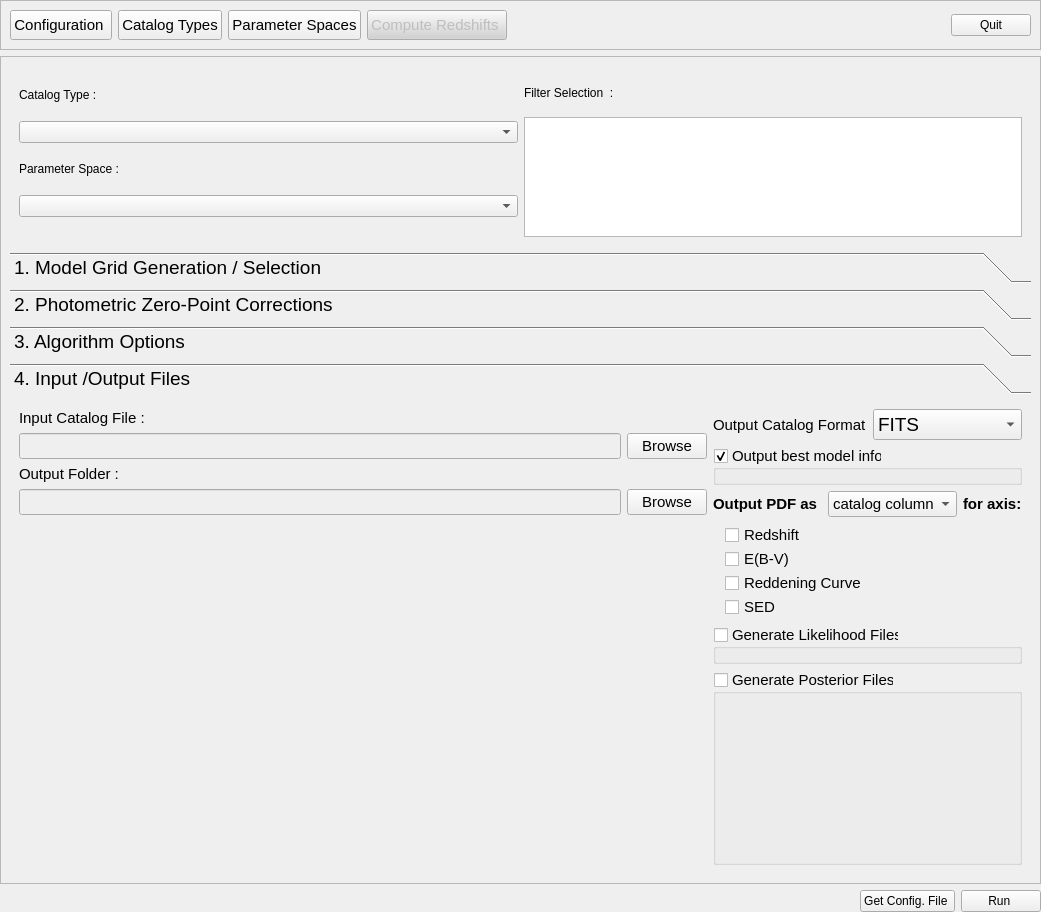
Before: the Qt Designer form PhzQtUI/auxdir/PhzQtUI/FormAnalysis.ui in astrorama/Phosphoros, drawn with Qt 5.
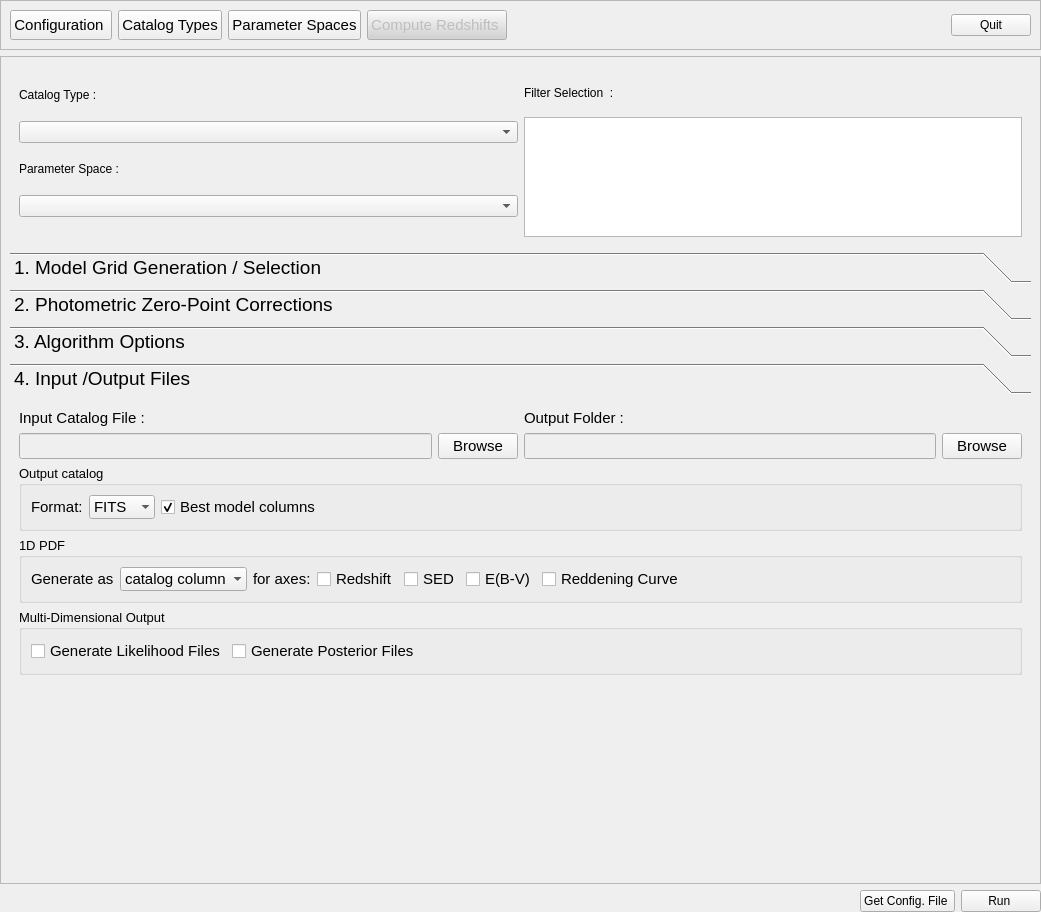
After: the same form once the commit is applied.

Commit message: Re-arange the Input/Output Files panel

The edit to the form file:
```diff
--- a/PhzQtUI/auxdir/PhzQtUI/FormAnalysis.ui
+++ b/PhzQtUI/auxdir/PhzQtUI/FormAnalysis.ui
@@ -173,8 +173,8 @@
        <rect>
         <x>0</x>
         <y>0</y>
-        <width>1039</width>
-        <height>814</height>
+        <width>1037</width>
+        <height>813</height>
        </rect>
       </property>
       <layout class="QVBoxLayout" name="verticalLayout_9">
@@ -935,8 +935,8 @@
            <rect>
             <x>0</x>
             <y>0</y>
-            <width>1021</width>
-            <height>454</height>
+            <width>1019</width>
+            <height>465</height>
            </rect>
           </property>
           <attribute name="label">
@@ -944,9 +944,17 @@
           </attribute>
           <layout class="QVBoxLayout" name="verticalLayout_8">
            <item>
-            <layout class="QHBoxLayout" name="horizontalLayout_21">
+            <layout class="QVBoxLayout" name="verticalLayout_19">
+             <property name="spacing">
+              <number>6</number>
+             </property>
+             <property name="bottomMargin">
+              <number>0</number>
+             </property>
              <item>
-              <layout class="QVBoxLayout" name="verticalLayout_2">
+              <layout class="QHBoxLayout" name="horizontalLayout_9">
+               <item>
+                <layout class="QVBoxLayout" name="verticalLayout_4">
                <item>
                 <widget class="QLabel" name="label_26">
                  <property name="font">
@@ -987,6 +995,10 @@
                  </item>
                 </layout>
                </item>
+                </layout>
+               </item>
+               <item>
+                <layout class="QVBoxLayout" name="verticalLayout_12">
                <item>
                 <widget class="QLabel" name="label_2">
                  <property name="font">
@@ -1027,25 +1039,24 @@
                  </item>
                 </layout>
                </item>
-               <item>
-                <spacer name="verticalSpacer">
-                 <property name="orientation">
-                  <enum>Qt::Vertical</enum>
-                 </property>
-                 <property name="sizeHint" stdset="0">
-                  <size>
-                   <width>20</width>
-                   <height>40</height>
-                  </size>
-                 </property>
-                </spacer>
+                </layout>
                </item>
               </layout>
              </item>
              <item>
-              <layout class="QVBoxLayout" name="verticalLayout_20">
-               <item>
-                <layout class="QHBoxLayout" name="horizontalLayout_6">
+              <widget class="QGroupBox" name="">
+               <property name="font">
+                <font>
+                 <pointsize>10</pointsize>
+                </font>
+               </property>
+               <property name="title">
+                <string>Output catalog</string>
+               </property>
+               <layout class="QHBoxLayout" name="horizontalLayout_11">
+                <property name="margin">
+                 <number>9</number>
+                </property>
                  <item>
                   <widget class="QLabel" name="label_5">
                    <property name="font">
@@ -1054,12 +1065,26 @@
                     </font>
                    </property>
                    <property name="text">
-                    <string>Output Catalog Format</string>
+                   <string>Format:</string>
                    </property>
                   </widget>
                  </item>
                  <item>
                   <widget class="QComboBox" name="cb_cat_output_type">
+                  <property name="font">
+                   <font>
+                    <pointsize>11</pointsize>
+                   </font>
+                  </property>
+                  <property name="iconSize">
+                   <size>
+                    <width>16</width>
+                    <height>16</height>
+                   </size>
+                  </property>
+                  <property name="frame">
+                   <bool>false</bool>
+                  </property>
                    <item>
                     <property name="text">
                      <string>FITS</string>
@@ -1072,36 +1097,66 @@
                    </item>
                   </widget>
                  </item>
-                </layout>
-               </item>
                <item>
-                <widget class="QGroupBox" name="gb_best_model">
+                 <widget class="QCheckBox" name="cb_best_model_cols">
                  <property name="font">
                   <font>
                    <pointsize>11</pointsize>
                   </font>
                  </property>
-                 <property name="title">
-                  <string>Output best model info</string>
-                 </property>
-                 <property name="checkable">
+                  <property name="text">
+                   <string>Best model columns</string>
+                  </property>
+                  <property name="checked">
                   <bool>true</bool>
                  </property>
                 </widget>
                </item>
                <item>
-                <layout class="QHBoxLayout" name="horizontalLayout_11">
+                 <spacer name="horizontalSpacer_12">
+                  <property name="orientation">
+                   <enum>Qt::Horizontal</enum>
+                  </property>
+                  <property name="sizeHint" stdset="0">
+                   <size>
+                    <width>40</width>
+                    <height>20</height>
+                   </size>
+                  </property>
+                 </spacer>
+                </item>
+               </layout>
+              </widget>
+             </item>
+             <item>
+              <widget class="QGroupBox" name="">
+               <property name="font">
+                <font>
+                 <pointsize>10</pointsize>
+                </font>
+               </property>
+               <property name="title">
+                <string>1D PDF</string>
+               </property>
+               <layout class="QHBoxLayout" name="horizontalLayout_12">
+                <property name="spacing">
+                 <number>6</number>
+                </property>
+                <property name="margin">
+                 <number>9</number>
+                </property>
                  <item>
                   <widget class="QLabel" name="label_10">
                    <property name="font">
                     <font>
                      <pointsize>11</pointsize>
-                     <weight>75</weight>
-                     <bold>true</bold>
+                    <weight>50</weight>
+                    <bold>false</bold>
+                    <kerning>true</kerning>
                     </font>
                    </property>
                    <property name="text">
-                    <string>Output PDF as </string>
+                   <string>Generate as</string>
                    </property>
                   </widget>
                  </item>
@@ -1112,6 +1167,15 @@
                      <pointsize>11</pointsize>
                     </font>
                    </property>
+                  <property name="iconSize">
+                   <size>
+                    <width>16</width>
+                    <height>16</height>
+                   </size>
+                  </property>
+                  <property name="frame">
+                   <bool>false</bool>
+                  </property>
                    <item>
                     <property name="text">
                      <string>catalog column</string>
@@ -1129,28 +1193,15 @@
                    <property name="font">
                     <font>
                      <pointsize>11</pointsize>
-                     <weight>75</weight>
-                     <bold>true</bold>
+                    <weight>50</weight>
+                    <bold>false</bold>
                     </font>
                    </property>
                    <property name="text">
-                    <string>for axis:</string>
+                   <string>for axes:</string>
                    </property>
                   </widget>
                  </item>
-                </layout>
-               </item>
-               <item>
-                <layout class="QVBoxLayout" name="verticalLayout_3">
-                 <property name="spacing">
-                  <number>0</number>
-                 </property>
-                 <property name="leftMargin">
-                  <number>12</number>
-                 </property>
-                 <property name="rightMargin">
-                  <number>0</number>
-                 </property>
                  <item>
                   <widget class="QCheckBox" name="cb_pdf_z">
                    <property name="enabled">
@@ -1166,6 +1217,21 @@
                    </property>
                   </widget>
                  </item>
+                <item>
+                 <widget class="QCheckBox" name="cb_pdf_sed">
+                  <property name="enabled">
+                   <bool>true</bool>
+                  </property>
+                  <property name="font">
+                   <font>
+                    <pointsize>11</pointsize>
+                   </font>
+                  </property>
+                  <property name="text">
+                   <string>SED</string>
+                  </property>
+                 </widget>
+                </item>
                  <item>
                   <widget class="QCheckBox" name="cb_pdf_ebv">
                    <property name="enabled">
@@ -1197,59 +1263,89 @@
                   </widget>
                  </item>
                  <item>
-                  <widget class="QCheckBox" name="cb_pdf_sed">
-                   <property name="enabled">
-                    <bool>true</bool>
-                   </property>
-                   <property name="font">
-                    <font>
-                     <pointsize>11</pointsize>
-                    </font>
-                   </property>
-                   <property name="text">
-                    <string>SED</string>
-                   </property>
-                  </widget>
-                 </item>
-                </layout>
+                 <spacer name="horizontalSpacer_10">
+                  <property name="orientation">
+                   <enum>Qt::Horizontal</enum>
+                  </property>
+                  <property name="sizeHint" stdset="0">
+                   <size>
+                    <width>40</width>
+                    <height>20</height>
+                   </size>
+                  </property>
+                 </spacer>
+                </item>
+               </layout>
+              </widget>
                </item>
                <item>
-                <widget class="QGroupBox" name="gb_lhood">
+              <widget class="QGroupBox" name="groupBox">
+               <property name="minimumSize">
+                <size>
+                 <width>0</width>
+                 <height>50</height>
+                </size>
+               </property>
                  <property name="font">
                   <font>
-                   <pointsize>11</pointsize>
+                 <pointsize>10</pointsize>
                   </font>
                  </property>
                  <property name="title">
+                <string>Multi-Dimensional Output</string>
+               </property>
+               <layout class="QHBoxLayout" name="horizontalLayout_13">
+                <item>
+                 <widget class="QCheckBox" name="cb_gen_likelihood">
+                  <property name="font">
+                   <font>
+                    <pointsize>11</pointsize>
+                   </font>
+                  </property>
+                  <property name="text">
                   <string>Generate Likelihood Files</string>
                  </property>
-                 <property name="checkable">
-                  <bool>true</bool>
-                 </property>
-                 <property name="checked">
-                  <bool>false</bool>
-                 </property>
                 </widget>
                </item>
                <item>
-                <widget class="QGroupBox" name="gb_lik">
+                 <widget class="QCheckBox" name="cb_gen_posterior">
                  <property name="font">
                   <font>
                    <pointsize>11</pointsize>
                   </font>
                  </property>
-                 <property name="title">
-                  <string>Generate Posterior Files </string>
-                 </property>
-                 <property name="checkable">
-                  <bool>true</bool>
-                 </property>
-                 <property name="checked">
-                  <bool>false</bool>
-                 </property>
-                 <layout class="QVBoxLayout" name="verticalLayout_5">
+                  <property name="text">
+                   <string>Generate Posterior Files</string>
+                  </property>
+                 </widget>
+                </item>
+                <item>
+                 <spacer name="horizontalSpacer_11">
+                  <property name="orientation">
+                   <enum>Qt::Horizontal</enum>
+                  </property>
+                  <property name="sizeHint" stdset="0">
+                   <size>
+                    <width>40</width>
+                    <height>20</height>
+                   </size>
+                  </property>
+                 </spacer>
+                </item>
+               </layout>
+               <zorder>cb_gen_likelihood</zorder>
+               <zorder></zorder>
+               <zorder>cb_gen_likelihood</zorder>
+               <zorder>cb_gen_posterior</zorder>
+               <zorder>cb_gen_likelihood</zorder>
+               <zorder>cb_gen_posterior</zorder>
+               <zorder>horizontalSpacer_11</zorder>
+              </widget>
+             </item>
+            </layout>
+           </item>
                   <item>
-                   <spacer name="verticalSpacer_2">
+            <spacer name="verticalSpacer">
                     <property name="orientation">
                      <enum>Qt::Vertical</enum>
                     </property>
@@ -1260,13 +1356,6 @@
                      </size>
                     </property>
                    </spacer>
-                  </item>
-                 </layout>
-                </widget>
-               </item>
-              </layout>
-             </item>
-            </layout>
            </item>
           </layout>
          </widget>
```
Left out of the diff: 25 changed lines with no effect on the pictures. Lines whose indentation alone changed are shown as unchanged. The commit also changes 2 other files.
